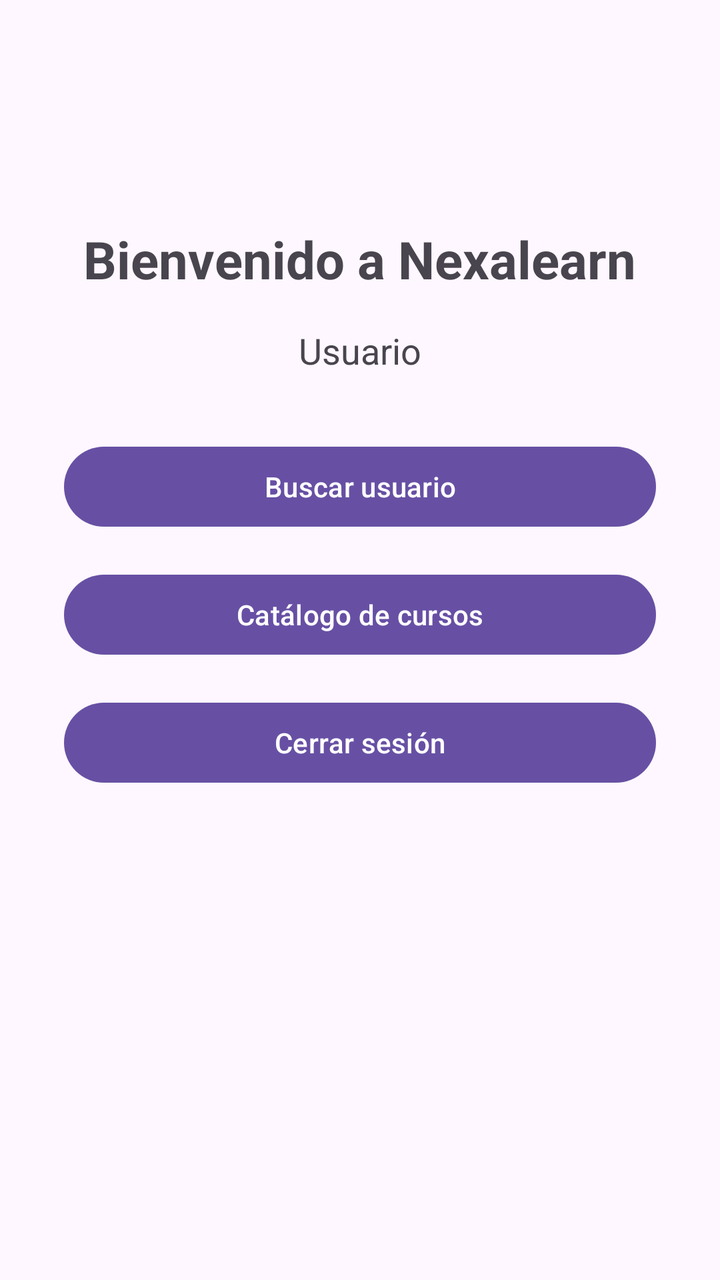
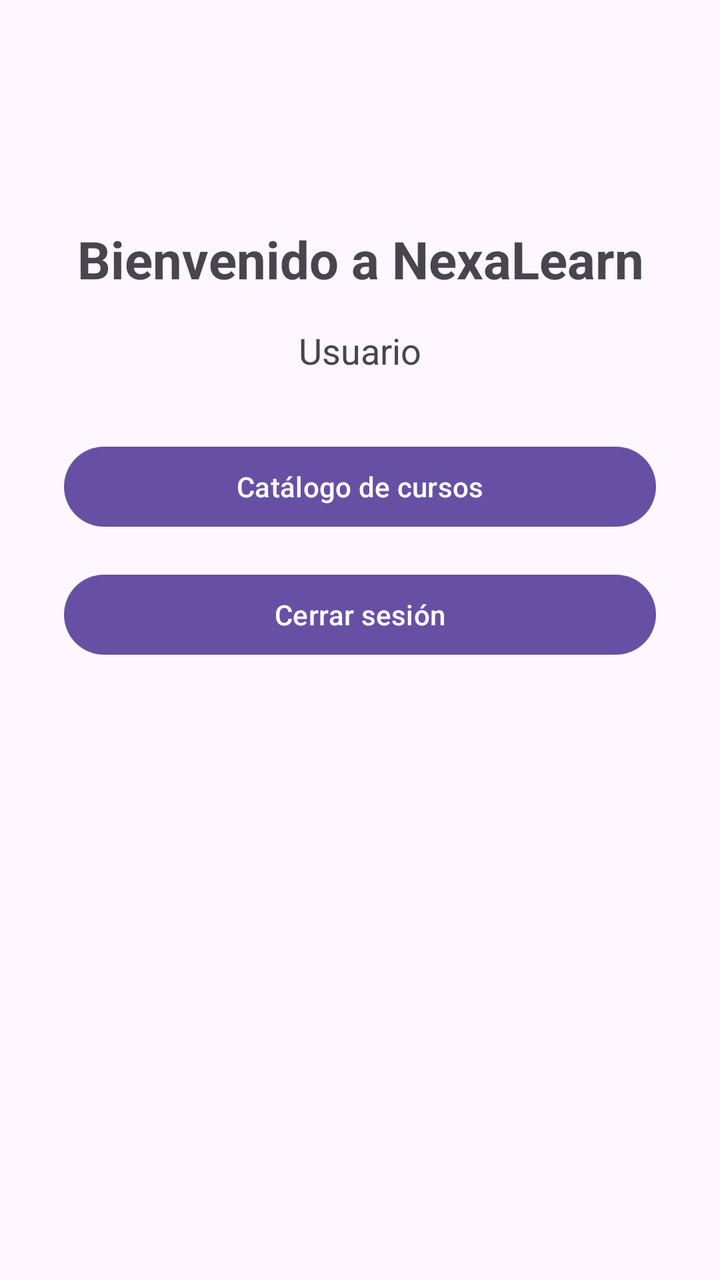

The first picture is an Android layout as it rendered before a commit; the second is the same layout after the commit. The layout source and the unified diff follow.
<!-- AndroidManifest.xml: application theme Theme.AILearningMobile -->
<!-- res/layout/activity_home.xml -->
<?xml version="1.0" encoding="utf-8"?>
<ScrollView
    xmlns:android="http://schemas.android.com/apk/res/android"
    android:layout_width="match_parent"
    android:layout_height="match_parent">

    <LinearLayout
        android:id="@+id/main"
        android:layout_width="match_parent"
        android:layout_height="wrap_content"
        android:orientation="vertical"
        android:gravity="center_horizontal"
        android:padding="32dp">

        <TextView
            android:id="@+id/textBienvenida"
            android:layout_width="wrap_content"
            android:layout_height="wrap_content"
            android:text="Bienvenido a Nexalearn"
            android:textSize="26sp"
            android:textStyle="bold"
            android:gravity="center"
            android:layout_marginTop="80dp"
            android:layout_marginBottom="16dp" />

        <TextView
            android:id="@+id/textUsuario"
            android:layout_width="wrap_content"
            android:layout_height="wrap_content"
            android:text="Usuario"
            android:textSize="18sp"
            android:layout_marginBottom="32dp" />

        <Button
            android:id="@+id/btnBuscarUsuario"
            android:layout_width="match_parent"
            android:layout_height="wrap_content"
            android:text="Buscar usuario"
            android:textAllCaps="false"
            android:layout_marginBottom="16dp" />

        <Button
            android:id="@+id/btnCursos"
            android:layout_width="match_parent"
            android:layout_height="wrap_content"
            android:text="Cat&#225;logo de cursos"
            android:textAllCaps="false"
            android:layout_marginBottom="16dp" />

        <Button
            android:id="@+id/btnGestionarActividades"
            android:layout_width="match_parent"
            android:layout_height="wrap_content"
            android:text="Gestionar actividades"
            android:textAllCaps="false"
            android:layout_marginBottom="16dp"
            android:visibility="gone" />

        <Button
            android:id="@+id/btnCalificarActividades"
            android:layout_width="match_parent"
            android:layout_height="wrap_content"
            android:text="Calificar actividades"
            android:textAllCaps="false"
            android:layout_marginBottom="16dp"
            android:visibility="gone" />
        <Button
            android:id="@+id/btnCertificados"
            android:layout_width="match_parent"
            android:layout_height="wrap_content"
            android:text="Mis certificados"
            android:textAllCaps="false"
            android:layout_marginBottom="16dp"
            android:visibility="gone" />


        <Button
            android:id="@+id/btnCerrarSesion"
            android:layout_width="match_parent"
            android:layout_height="wrap_content"
            android:text="Cerrar sesi&#243;n"
            android:textAllCaps="false" />

    </LinearLayout>

</ScrollView>
<!-- resources referenced by this layout -->
<resources>
  <style name="Theme.AILearningMobile" parent="Base.Theme.AILearningMobile" />
  <style name="Base.Theme.AILearningMobile" parent="Theme.Material3.DayNight.NoActionBar">
          
          
      </style>
</resources>

<!-- the commit's change to res/layout/activity_home.xml (unified diff, before → after) -->
@@ -16,7 +16,7 @@
             android:id="@+id/textBienvenida"
             android:layout_width="wrap_content"
             android:layout_height="wrap_content"
-            android:text="Bienvenido a Nexalearn"
+            android:text="Bienvenido a NexaLearn"
             android:textSize="26sp"
             android:textStyle="bold"
             android:gravity="center"
@@ -37,15 +37,25 @@
             android:layout_height="wrap_content"
             android:text="Buscar usuario"
             android:textAllCaps="false"
-            android:layout_marginBottom="16dp" />
+            android:layout_marginBottom="16dp"
+            android:visibility="gone" />
 
         <Button
             android:id="@+id/btnCursos"
             android:layout_width="match_parent"
             android:layout_height="wrap_content"
-            android:text="Cat&#225;logo de cursos"
+            android:text="Catálogo de cursos"
             android:textAllCaps="false"
             android:layout_marginBottom="16dp" />
+
+        <Button
+            android:id="@+id/btnMisCursos"
+            android:layout_width="match_parent"
+            android:layout_height="wrap_content"
+            android:text="Mis cursos"
+            android:textAllCaps="false"
+            android:layout_marginBottom="16dp"
+            android:visibility="gone" />
 
         <Button
             android:id="@+id/btnGestionarActividades"
@@ -64,6 +74,7 @@
             android:textAllCaps="false"
             android:layout_marginBottom="16dp"
             android:visibility="gone" />
+
         <Button
             android:id="@+id/btnCertificados"
             android:layout_width="match_parent"
@@ -73,12 +84,11 @@
             android:layout_marginBottom="16dp"
             android:visibility="gone" />
 
-
         <Button
             android:id="@+id/btnCerrarSesion"
             android:layout_width="match_parent"
             android:layout_height="wrap_content"
-            android:text="Cerrar sesi&#243;n"
+            android:text="Cerrar sesión"
             android:textAllCaps="false" />
 
     </LinearLayout>
